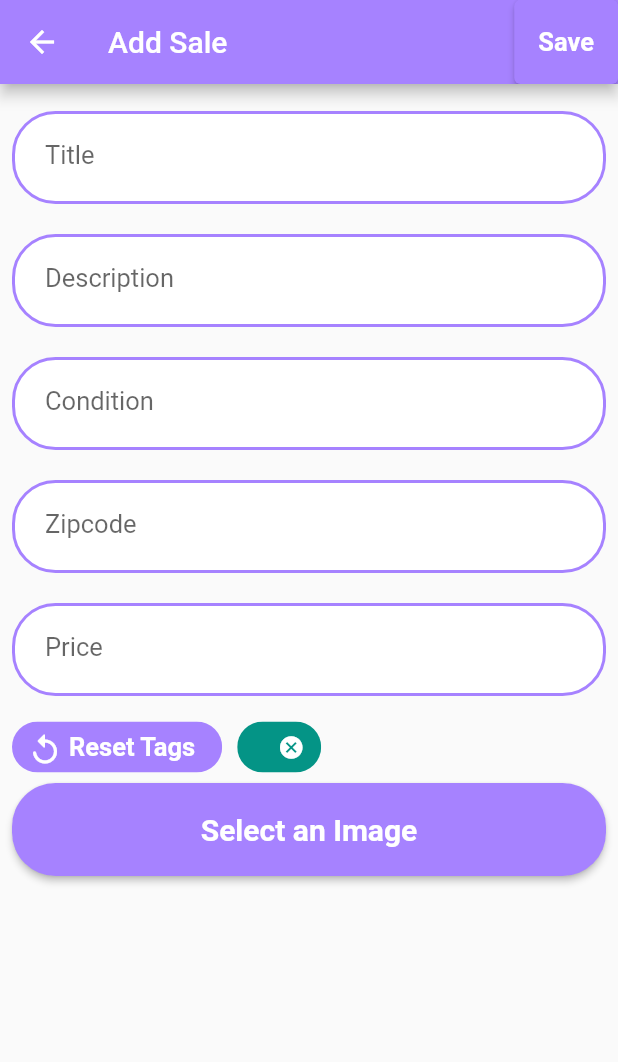
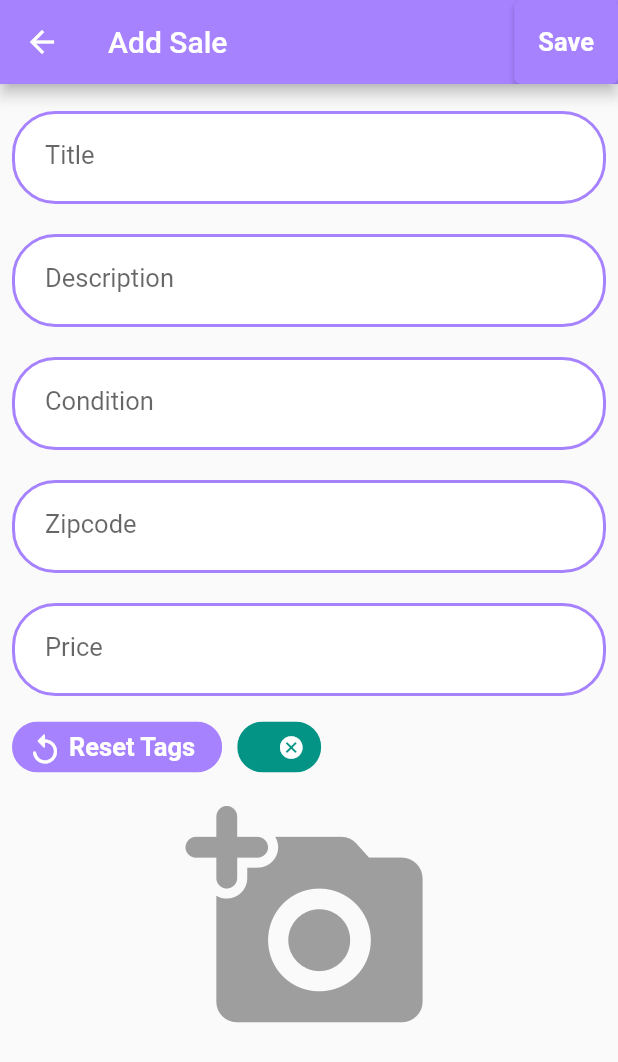
Before and after one commit to saveCraigslistTeam/craigslist, a Flutter app: the AddSaleForm screen opened directly with empty values, after a tap on "Reset Tags", on a phone screen of 412 x 824 dp. Shown: the top 1062 px of the screen. Run offline on Flutter 3.47's test engine with Material 2 defaults, Android fonts, the light colour scheme and no system bars; our stand-ins replace cached_network_image, flutter_login, image_picker, rounded_loading_button; missing offline and left inert: amplify_api, amplify_auth_cognito, amplify_authenticator, amplify_core, amplify_datastore, amplify_flutter and 1 more.

Commit message:
added radius on image border

```diff
--- a/lib/views/sales/add_sale.dart
+++ b/lib/views/sales/add_sale.dart
@@ -146,20 +146,9 @@ class _AddSaleFormState extends State<AddSaleForm> {
                 keyboard: const TextInputType.numberWithOptions(decimal: false),
                 label: 'Price'),
             chipList(),
-            imageDisplay(imageFile: imageFile),
-            ElevatedButton(
-                style: ElevatedButton.styleFrom(
-                    primary: Theme.of(context).primaryColor,
-                    fixedSize: const Size(200, 62),
-                    shape: RoundedRectangleBorder(
-                      borderRadius: BorderRadius.circular(29),
-                    ),
-                    textStyle: const TextStyle(
-                        fontSize: 20, fontWeight: FontWeight.bold)),
-                onPressed: selectImage,
-                child: const Text(
-                  'Select an Image',
-                )),
+            GestureDetector(
+                child: imageDisplay(imageFile: imageFile),
+                onTap: () => {selectImage()}),
           ],
         ),
       ),
@@ -346,11 +335,27 @@ class imageDisplay extends StatelessWidget {
   @override
   Widget build(BuildContext context) {
     if (imageFile != '') {
+      return Container(
+        height: MediaQuery.of(context).size.height * 0.25,
+        child: Padding(
+          padding: const EdgeInsets.all(8),
+          child: FittedBox(
+            fit: BoxFit.contain,
+            child: ClipRRect(
+              borderRadius: BorderRadius.circular(50.0),
+              child: Image.file(File(imageFile)),
+            ),
+          ),
+        ),
+      );
+    } else {
       return Padding(
-          padding: const EdgeInsets.all(25.0),
-          child: Image.file(File(imageFile), fit: BoxFit.contain));
-    } else {
-      return Container();
+          padding: EdgeInsets.all(8.0),
+          child: Icon(
+            Icons.add_a_photo_rounded,
+            color: Colors.grey,
+            size: MediaQuery.of(context).size.height * 0.2,
+          ));
     }
   }
 }
```
